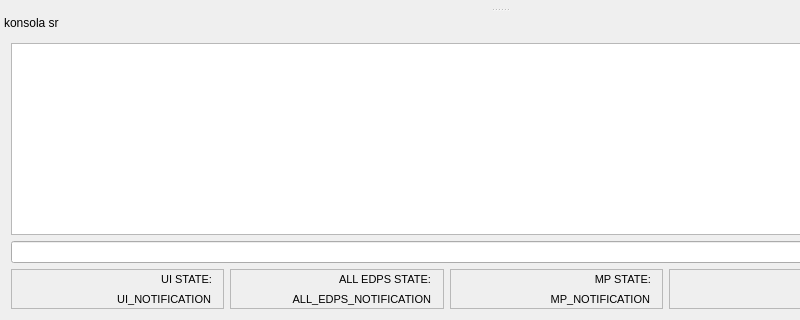
The window that src/ui-qt/base/mainwindow.ui (ptroja/mrrocpp) describes before a commit, drawn with Qt 5; both pictures show x 0 to 800 and y 380 to 700 of the 1000 by 700 pixel window.
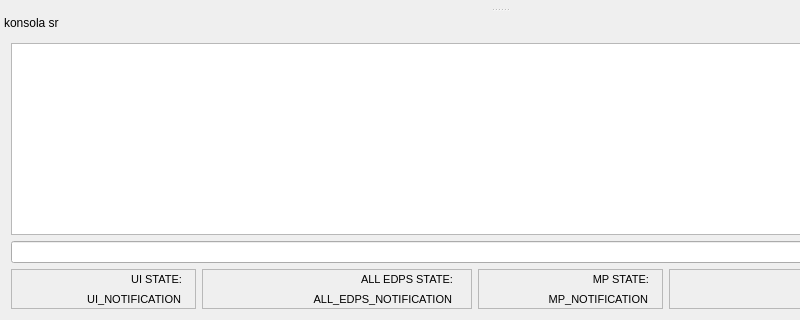
The same window after the commit.

Diff of the .ui file:
```diff
--- a/src/ui-qt/base/mainwindow.ui
+++ b/src/ui-qt/base/mainwindow.ui
@@ -421,7 +421,7 @@
       <widget class="QFrame" name="frame">
        <property name="minimumSize">
         <size>
-         <width>210</width>
+         <width>180</width>
          <height>40</height>
         </size>
        </property>
@@ -436,13 +436,13 @@
          <rect>
           <x>20</x>
           <y>20</y>
-          <width>180</width>
+          <width>150</width>
           <height>20</height>
          </rect>
         </property>
         <property name="minimumSize">
          <size>
-          <width>180</width>
+          <width>150</width>
           <height>17</height>
          </size>
         </property>
@@ -461,7 +461,7 @@
        <widget class="QLabel" name="label_2">
         <property name="geometry">
          <rect>
-          <x>40</x>
+          <x>10</x>
           <y>0</y>
           <width>161</width>
           <height>20</height>
@@ -491,7 +491,7 @@
       <widget class="QFrame" name="frame_3">
        <property name="minimumSize">
         <size>
-         <width>210</width>
+         <width>270</width>
          <height>40</height>
         </size>
        </property>
@@ -506,13 +506,13 @@
          <rect>
           <x>10</x>
           <y>20</y>
-          <width>191</width>
+          <width>240</width>
           <height>20</height>
          </rect>
         </property>
         <property name="minimumSize">
          <size>
-          <width>180</width>
+          <width>240</width>
           <height>17</height>
          </size>
         </property>
@@ -531,7 +531,7 @@
        <widget class="QLabel" name="label_4">
         <property name="geometry">
          <rect>
-          <x>10</x>
+          <x>60</x>
           <y>0</y>
           <width>191</width>
           <height>20</height>
@@ -574,7 +574,7 @@
        <widget class="QLabel" name="label_mp_notification">
         <property name="geometry">
          <rect>
-          <x>50</x>
+          <x>20</x>
           <y>20</y>
           <width>150</width>
           <height>20</height>
@@ -601,7 +601,7 @@
        <widget class="QLabel" name="label_3">
         <property name="geometry">
          <rect>
-          <x>50</x>
+          <x>20</x>
           <y>0</y>
           <width>151</width>
           <height>20</height>
```
